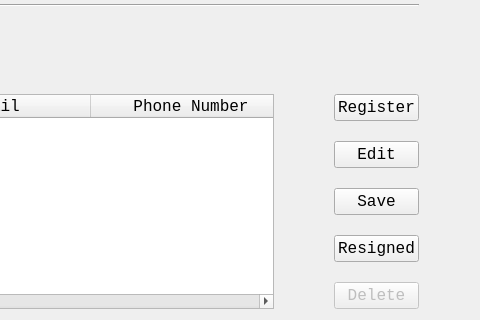
Above: EmployeeUI.ui from ASNaeem/Simple-VCMS before the change; both pictures show x 571 to 1051 and y 551 to 871 of the 1051 by 871 pixel window. Below: the same form after it.
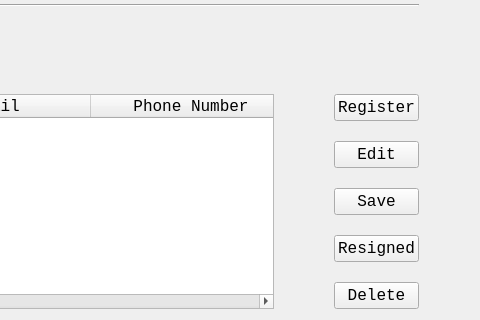
That is the form after the change.

Patch:
```diff
--- a/EmployeeUI.ui
+++ b/EmployeeUI.ui
@@ -1013,7 +1013,7 @@
          <item>
           <widget class="QPushButton" name="button_delete">
            <property name="enabled">
-            <bool>false</bool>
+            <bool>true</bool>
            </property>
            <property name="font">
             <font>
```
